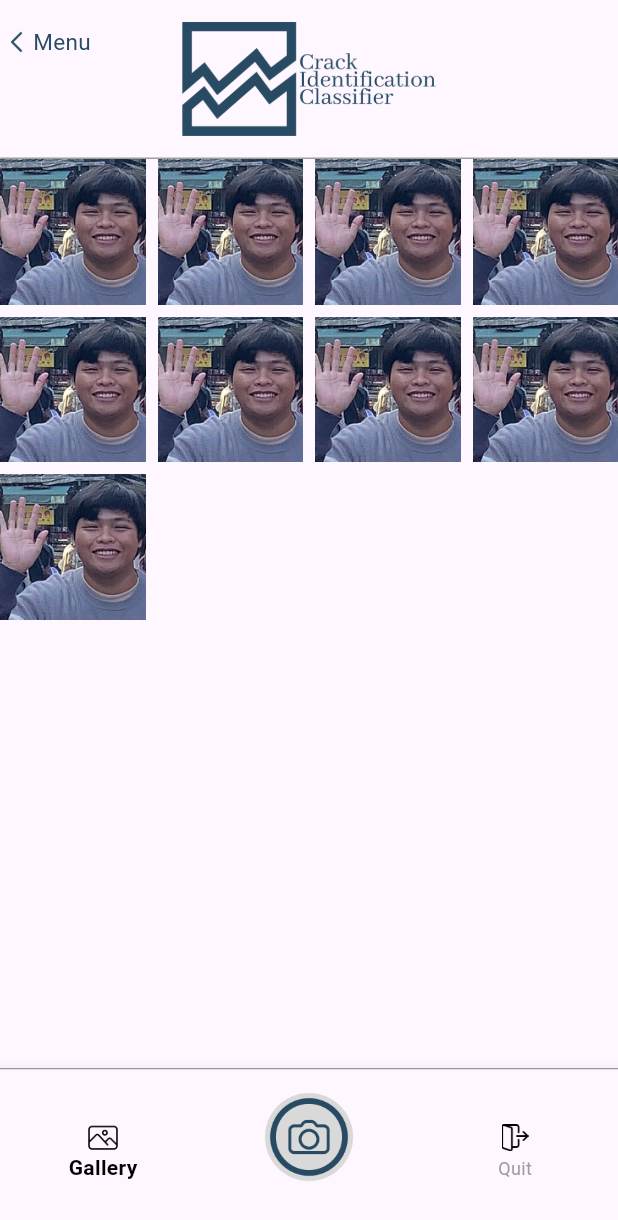
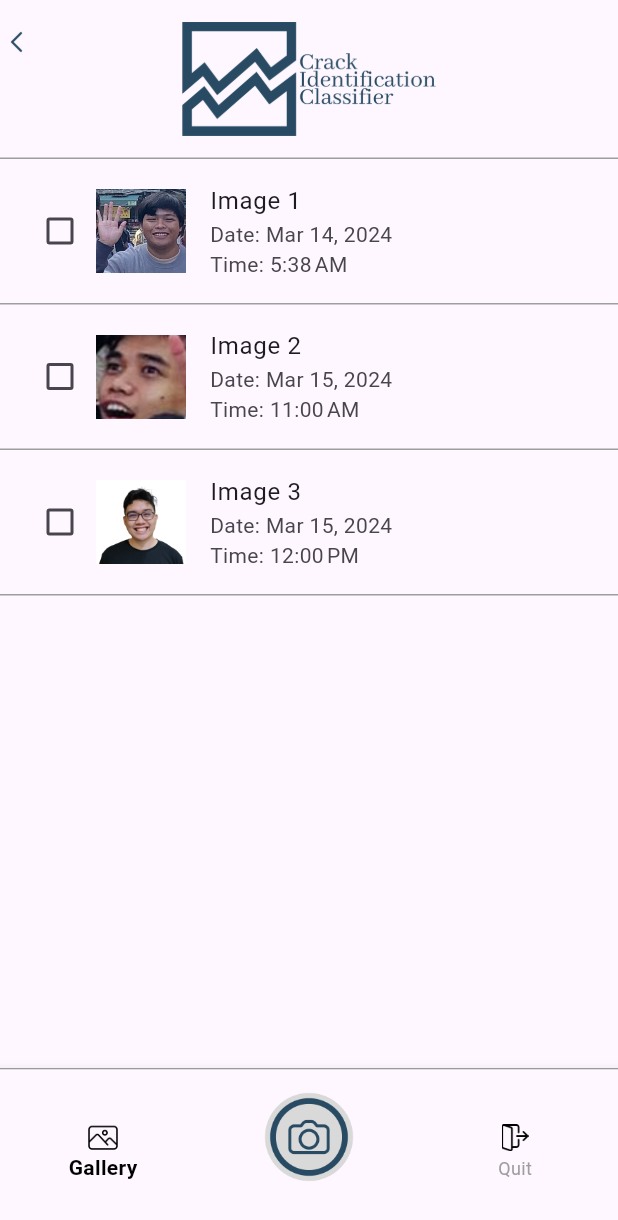
Before and after one commit to ZnerB16/BayesCrack, a Flutter app: the FolderView screen opened directly, on a phone screen of 412 x 824 dp. Shown: the top 1220 px of the screen. Run offline on Flutter 3.47's test engine with Material 3 defaults, Android fonts, the light colour scheme and no system bars; our stand-ins replace camera, geocoding, location, permission_handler, sqflite; missing offline and left inert: tflite_flutter; accounts and stored records are empty.

Commit message:
edited folders_view

```diff
--- a/lib/folder_view.dart
+++ b/lib/folder_view.dart
@@ -1,36 +1,132 @@
 import 'package:flutter/material.dart';
+import 'package:intl/intl.dart';
 import 'gallery.dart';
-
 
 class FolderView extends StatelessWidget {
   @override
   Widget build(BuildContext context) {
     return Scaffold(
       appBar: CustomAppBar(),
-      body: ImageGrid(),
+      body: ImageList(),
       bottomNavigationBar: CustomBottomNavigationBar(),
     );
   }
 }
 
+class ImageList extends StatefulWidget {
+  @override
+  _ImageListState createState() => _ImageListState();
+}
 
-class ImageGrid extends StatelessWidget {
+class _ImageListState extends State<ImageList> {
+  List<Map<String, dynamic>> imageData = [
+    {
+      'img_path': 'assets/images/brenz.png',
+      'img_id': 'Image 1',
+      'capture_date': '2024-03-14 05:38:03',
+    },
+    {
+      'img_path': 'assets/images/raven.png',
+      'img_id': 'Image 2',
+      'capture_date': '2024-03-15 11:00:00',
+    },
+    {
+      'img_path': 'assets/images/francis.png',
+      'img_id': 'Image 3',
+      'capture_date': '2024-03-15 12:00:00'
+    },
+  ];
+
+  List<bool> isCheckedList = List.generate(3, (index) => false); // Generate initial list of checkbox states
+  List<int> selectedIndices = []; // Maintain a list of selected indices
+
   @override
   Widget build(BuildContext context) {
+    return Column(
+      children: [
+        Expanded(
+          child: ListView.builder(
+            itemCount: imageData.length,
+            itemBuilder: (context, index) {
+              final img_path = imageData[index]['img_path'];
+              final img_id = imageData[index]['img_id'];
+              final capture_date = DateTime.parse(imageData[index]['capture_date']);
+              final formattedDate = DateFormat.yMMMd().format(capture_date);
+              final formattedTime = DateFormat.jm().format(capture_date);
 
-    return GridView.builder(
-      itemCount: 9,
-      gridDelegate: SliverGridDelegateWithFixedCrossAxisCount(
-        crossAxisCount: 4, // roooowsss
-        crossAxisSpacing: 8.0,
-        mainAxisSpacing: 8.0,
-      ),
-      itemBuilder: (context, index) {
-        return Image.asset(
-          'assets/images/brenz.png',
-          fit: BoxFit.cover,
-        );
-      },
+              return Column(
+                children: [
+                  Padding(
+                    padding: EdgeInsets.symmetric(vertical: 8.0),
+                    child: ListTile(
+                      leading: Row(
+                        mainAxisSize: MainAxisSize.min,
+                        children: [
+                          Checkbox(
+                            value: isCheckedList[index], // Use isCheckedList to maintain the state
+                            onChanged: (bool? value) {
+                              setState(() {
+                                isCheckedList[index] = value ?? false; // Update isCheckedList state
+                                if (isCheckedList[index]) {
+                                  selectedIndices.add(index); // Add index to selectedIndices when checked
+                                } else {
+                                  selectedIndices.remove(index); // Remove index from selectedIndices when unchecked
+                                }
+                              });
+                            },
+                          ),
+                          Image.asset(
+                            img_path,
+                            fit: BoxFit.cover,
+                            width: 60,
+                            height: 60,
+                          ),
+                        ],
+                      ),
+                      title: Text(img_id),
+                      subtitle: Column(
+                        crossAxisAlignment: CrossAxisAlignment.start,
+                        children: [
+                          Text('Date: $formattedDate'),
+                          Text('Time: $formattedTime'),
+                        ],
+                      ),
+                      onTap: () {
+                        // Handle tap on list item
+                      },
+                    ),
+                  ),
+                  Divider(height: 1, color: Colors.grey),
+                ],
+              );
+            },
+          ),
+        ),
+        if (selectedIndices.isNotEmpty) // Show delete button only if any checkboxes are checked
+          Align(
+            alignment: Alignment.centerRight,
+            child: Container(
+              width: 70, // Set width to desired size
+              height: 70, // Set height to desired size
+              child: IconButton(
+                onPressed: () {
+                  // Perform delete operation for selected indices
+                  setState(() {
+                    // Remove items from imageData using selectedIndices
+                    selectedIndices.sort((a, b) => b.compareTo(a)); // Sort indices in descending order
+                    for (int index in selectedIndices) {
+                      imageData.removeAt(index);
+                    }
+                    // Clear selectedIndices and isCheckedList after deletion
+                    selectedIndices.clear();
+                    isCheckedList = List.generate(imageData.length, (index) => false);
+                  });
+                },
+                icon: Image.asset('assets/images/delete2.png'), // Use delete.png asset
+              ),
+            ),
+          ),
+      ],
     );
   }
 }
--- a/lib/gallery.dart
+++ b/lib/gallery.dart
@@ -103,7 +103,7 @@ class CustomAppBar extends StatelessWidget implements PreferredSizeWidget {
                 ),
               ),
               Text(
-                'Menu',
+                '',
                 style: TextStyle(
                   color: Color(0xff284b63),
                   fontSize: 15,
--- a/pubspec.yaml
+++ b/pubspec.yaml
@@ -38,7 +38,6 @@ dependencies:
   image: ^4.0.0
   geocoding: ^2.2.0
   tuple: ^2.0.2
-
 
   # The following adds the Cupertino Icons font to your application.
   # Use with the CupertinoIcons class for iOS style icons.
@@ -100,6 +99,10 @@ flutter:
      - assets/images/photo.png
      - assets/images/tobedeleted.gif
      - assets/images/folder.png
+     - assets/images/delete.png
+     - assets/images/delete1.png
+     - assets/images/delete2.png
+
 
 
 
```
Also changed, not shown: assets/images/delete.png (added), assets/images/delete1.png (added), assets/images/delete2.png (added), pubspec.lock.
